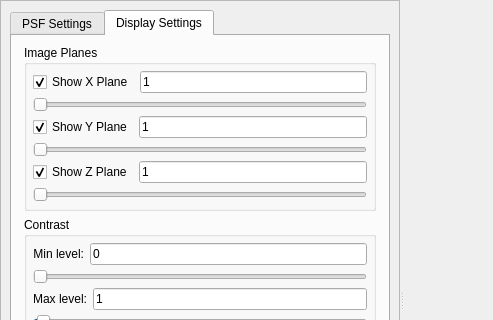
CISMM/MicroscopeSimulator2, file apps/MicroscopeSimulator/PSFEditorDialog.ui: the form before one commit; both pictures show x 0 to 493 and y 0 to 320 of the 774 by 600 pixel window.
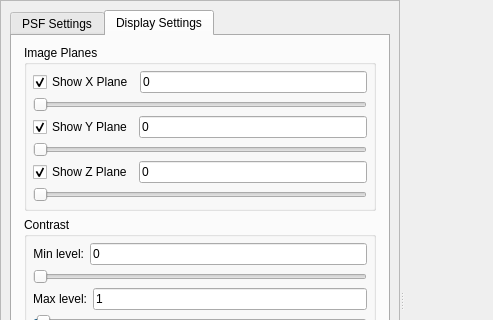
The form after the commit. The open tabs and pages were chosen to show the change. Custom widgets are drawn as their Qt base class.

Commit message: Changed initial values in slider widgets to go from 0-64.

The edit to the form file:
```diff
--- a/apps/MicroscopeSimulator/PSFEditorDialog.ui
+++ b/apps/MicroscopeSimulator/PSFEditorDialog.ui
@@ -251,7 +251,7 @@
                      <item>
                       <widget class="QLineEdit" name="gui_XPlaneEdit">
                        <property name="text">
-                        <string>1</string>
+                        <string>0</string>
                        </property>
                       </widget>
                      </item>
@@ -290,7 +290,7 @@
                      <item>
                       <widget class="QLineEdit" name="gui_YPlaneEdit">
                        <property name="text">
-                        <string>1</string>
+                        <string>0</string>
                        </property>
                       </widget>
                      </item>
@@ -329,7 +329,7 @@
                      <item>
                       <widget class="QLineEdit" name="gui_ZPlaneEdit">
                        <property name="text">
-                        <string>1</string>
+                        <string>0</string>
                        </property>
                       </widget>
                      </item>
```
Left out of the diff: 12 changed lines with no effect on the pictures.
